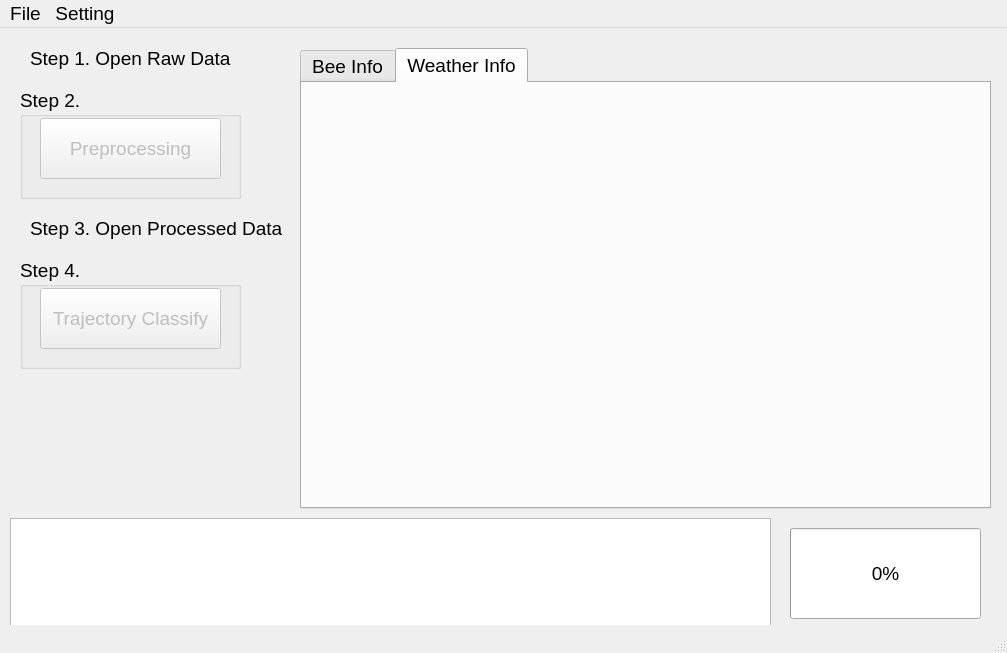
The window that dataprocesswindow.ui (jefftsai8049/BeeObservationSystem_Analysis) describes before a commit, drawn with Qt 5.
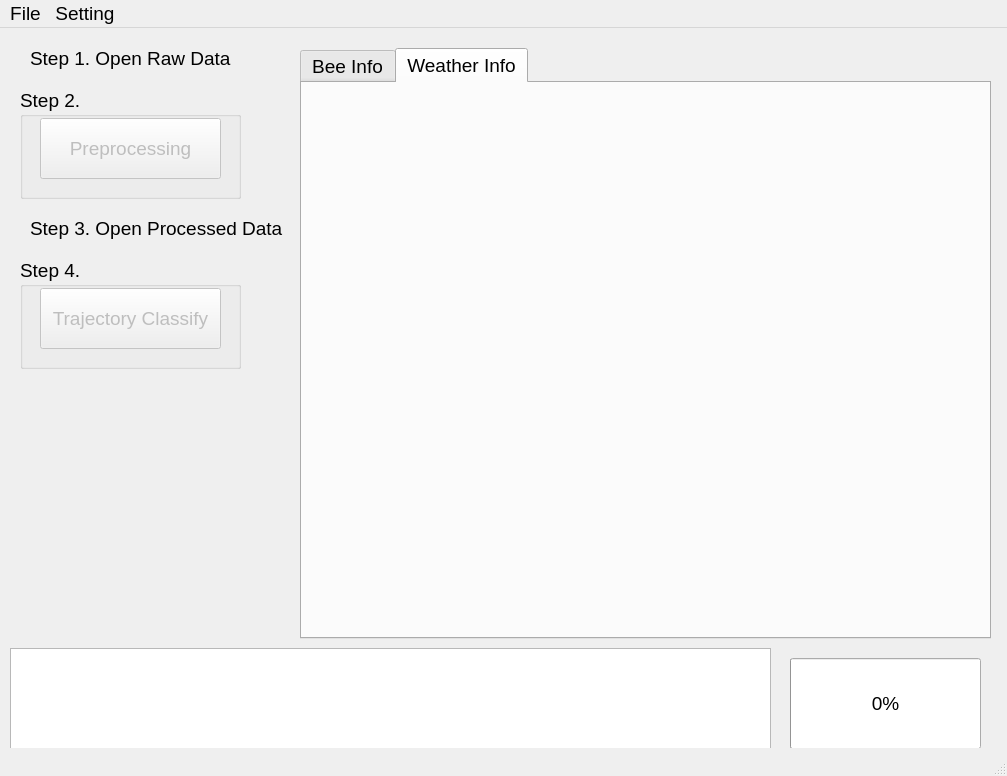
The same window after the commit. Custom widgets are drawn as their Qt base class.

Commit message: weather info plot ok

The edit to the form file:
```diff
--- a/dataprocesswindow.ui
+++ b/dataprocesswindow.ui
@@ -7,7 +7,7 @@
     <x>0</x>
     <y>0</y>
     <width>1007</width>
-    <height>653</height>
+    <height>776</height>
    </rect>
   </property>
   <property name="font">
@@ -24,7 +24,7 @@
     <property name="geometry">
      <rect>
       <x>10</x>
-      <y>490</y>
+      <y>620</y>
       <width>761</width>
       <height>111</height>
      </rect>
@@ -34,7 +34,7 @@
     <property name="geometry">
      <rect>
       <x>790</x>
-      <y>500</y>
+      <y>630</y>
       <width>191</width>
       <height>91</height>
      </rect>
@@ -139,7 +139,7 @@
       <x>300</x>
       <y>20</y>
       <width>691</width>
-      <height>461</height>
+      <height>591</height>
      </rect>
     </property>
     <property name="currentIndex">
@@ -160,7 +160,27 @@
         <x>10</x>
         <y>10</y>
         <width>661</width>
-        <height>411</height>
+        <height>171</height>
+       </rect>
+      </property>
+     </widget>
+     <widget class="QCustomPlot" name="rh_info_widget" native="true">
+      <property name="geometry">
+       <rect>
+        <x>10</x>
+        <y>190</y>
+        <width>661</width>
+        <height>171</height>
+       </rect>
+      </property>
+     </widget>
+     <widget class="QCustomPlot" name="pressure_info_widget" native="true">
+      <property name="geometry">
+       <rect>
+        <x>10</x>
+        <y>370</y>
+        <width>661</width>
+        <height>171</height>
        </rect>
       </property>
      </widget>
```
Left out of the diff: 2 changed lines with no effect on the pictures. The commit also changes 2 other files.
